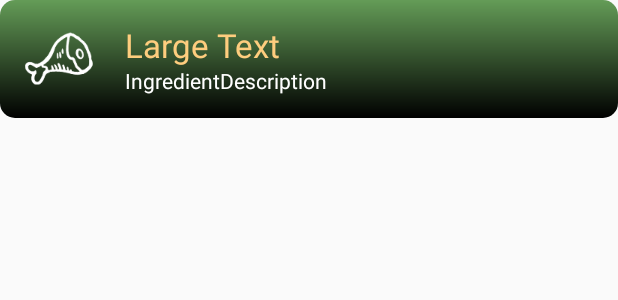
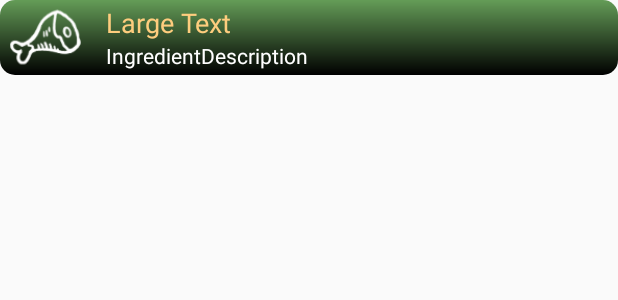
Before and after one commit to TheTeck/RecipeCostCalculatorv2, an Android app: the layout recipe_ingredient_entry.xml on its own in the app's theme, with its tools: preview values and no code run, on a phone screen of 412 x 824 dp. Shown: the top 300 px of the screen. Run offline under Robolectric (Android 15) with nearby library versions, the phone set to English and light mode, and no system bars.

Commit message:
Random fixes
Cleaned up any unnecessary Toasts and fixed some typos. Also put a limit
on string length for recipe name, to avoid app crash.

```diff
--- a/app/src/main/java/com/teckemeyer/recipecostcalculatorv2/IngredientDatabase.java
+++ b/app/src/main/java/com/teckemeyer/recipecostcalculatorv2/IngredientDatabase.java
@@ -116,7 +116,6 @@ public class IngredientDatabase extends AppCompatActivity {
             @Override
             public void onItemClick(AdapterView<?> parent, View view, int position, long id) {
                 EditIngredient.setSelected(mIngredientAdapter.getFinalList().get(position));
-                Toast.makeText(IngredientDatabase.this, "EditIngredient.setSelected() called with (" + position + ")", Toast.LENGTH_SHORT).show();
 
                 intent = new Intent(IngredientDatabase.this, EditIngredient.class);
                 startActivity(intent);
--- a/app/src/main/java/com/teckemeyer/recipecostcalculatorv2/MainActivity.java
+++ b/app/src/main/java/com/teckemeyer/recipecostcalculatorv2/MainActivity.java
@@ -96,7 +96,7 @@ public class MainActivity extends AppCompatActivity {
         // Converts saved data to new schema
         if (!mUpdated) {
             JSONSerializer mSerializer;
-            ArrayList<OldIngredient> ingredientList = new ArrayList<>();
+            ArrayList<OldIngredient> ingredientList;
             ArrayList<Ingredient> newList = new ArrayList<>();
 
             mSerializer = new JSONSerializer("RecipeCostCalculatorData.json", MainActivity.this.getApplicationContext());
@@ -298,7 +298,7 @@ public class MainActivity extends AppCompatActivity {
         ArrayList<Recipe> finalRecipes = new ArrayList<>();
 
         public BookAdapter() {
-            mSerializer = new JSONSerializer("RecipeBook.json", MainActivity.this.getApplicationContext());
+            mSerializer = new JSONSerializer("NewRecipeBook.json", MainActivity.this.getApplicationContext());
 
             try {
                 finalRecipes = mSerializer.loadBook();
--- a/app/src/main/java/com/teckemeyer/recipecostcalculatorv2/NewRecipe.java
+++ b/app/src/main/java/com/teckemeyer/recipecostcalculatorv2/NewRecipe.java
@@ -103,6 +103,11 @@ public class NewRecipe extends AppCompatActivity {
 
                     if (!error) {
                         Recipe thisRecipe = new Recipe();
+                        if (mName.getText().length() > 25) {
+                            String theName = mName.getText().toString();
+                            mName.setText(theName.substring(0,24));
+                        }
+
                         thisRecipe.setName(mName.getText().toString().trim().toUpperCase());
 
                         float recipeTotal = 0;
--- a/app/src/main/res/layout/activity_main.xml
+++ b/app/src/main/res/layout/activity_main.xml
@@ -141,8 +141,7 @@
         android:text="@string/boogscorcher"
         android:id="@+id/txtCompany"
         android:textColor="#c794e5"
-        android:layout_above="@+id/layoutButtons"
-        android:layout_alignRight="@+id/txtBookWarning"
-        android:layout_alignEnd="@+id/txtBookWarning" />
+        android:layout_alignBottom="@+id/listViewBook"
+        android:layout_centerHorizontal="true" />
 
 </RelativeLayout>
--- a/app/src/main/res/layout/recipe_ingredient_entry.xml
+++ b/app/src/main/res/layout/recipe_ingredient_entry.xml
@@ -1,29 +1,36 @@
 <?xml version="1.0" encoding="utf-8"?>
 <RelativeLayout xmlns:android="http://schemas.android.com/apk/res/android"
     android:layout_width="fill_parent" android:layout_height="wrap_content"
-    android:padding="15dp"
-    android:background="@drawable/my_gradient4">
+    android:background="@drawable/my_gradient4"
+    android:paddingLeft="5dp">
 
     <ImageView
-        android:layout_width="wrap_content"
-        android:layout_height="wrap_content"
+        android:layout_width="50dp"
+        android:layout_height="50dp"
         android:id="@+id/imageViewIngredientIcon"
         android:layout_alignParentTop="true"
         android:layout_alignParentLeft="true"
         android:layout_alignParentStart="true"
-        android:src="@drawable/ic_meat" />
+        android:src="@drawable/ic_meat"
+        android:layout_marginRight="15dp" />
+
+    <LinearLayout
+        android:orientation="vertical"
+        android:layout_width="wrap_content"
+        android:layout_height="wrap_content"
+        android:gravity="left|center"
+        android:layout_centerVertical="true"
+        android:layout_toEndOf="@+id/imageViewIngredientIcon">
 
         <TextView
             android:layout_width="wrap_content"
             android:layout_height="wrap_content"
-        android:textAppearance="?android:attr/textAppearanceLarge"
+            android:textAppearance="?android:attr/textAppearanceMedium"
             android:text="Large Text"
             android:id="@+id/txtThisIngredient"
             android:layout_alignTop="@+id/imageViewIngredientIcon"
             android:layout_toRightOf="@+id/imageViewIngredientIcon"
             android:layout_toEndOf="@+id/imageViewIngredientIcon"
-        android:layout_marginLeft="20dp"
-        android:layout_marginStart="20dp"
             android:textColor="#fecd7e" />
 
         <TextView
@@ -36,12 +43,14 @@
             android:layout_alignLeft="@+id/txtThisIngredient"
             android:layout_alignStart="@+id/txtThisIngredient"
             android:textColor="#ffffff" />
+    </LinearLayout>
 
     <RelativeLayout
         android:layout_width="match_parent"
         android:layout_height="match_parent"
-        android:layout_alignParentTop="true"
         android:layout_alignParentLeft="true"
         android:layout_alignParentStart="true"
-        android:layout_alignBottom="@+id/imageViewIngredientIcon"></RelativeLayout>
+        android:layout_alignBottom="@+id/imageViewIngredientIcon"
+        android:id="@+id/relativeLayout4"
+        android:layout_below="@+id/imageViewIngredientIcon"></RelativeLayout>
 </RelativeLayout>
```
Also changed, not shown: app/src/main/java/com/teckemeyer/recipecostcalculatorv2/DialogTutorial.java (+4 -4 lines), app/src/main/res/layout/pantry_entry.xml (+5 -4 lines), app/src/main/res/layout/recipe_list_item.xml (+8 -4 lines), app/src/main/res/layout/selected_recipe_ingredient.xml (+4 -4 lines). Lines whose indentation alone changed are shown as unchanged.
